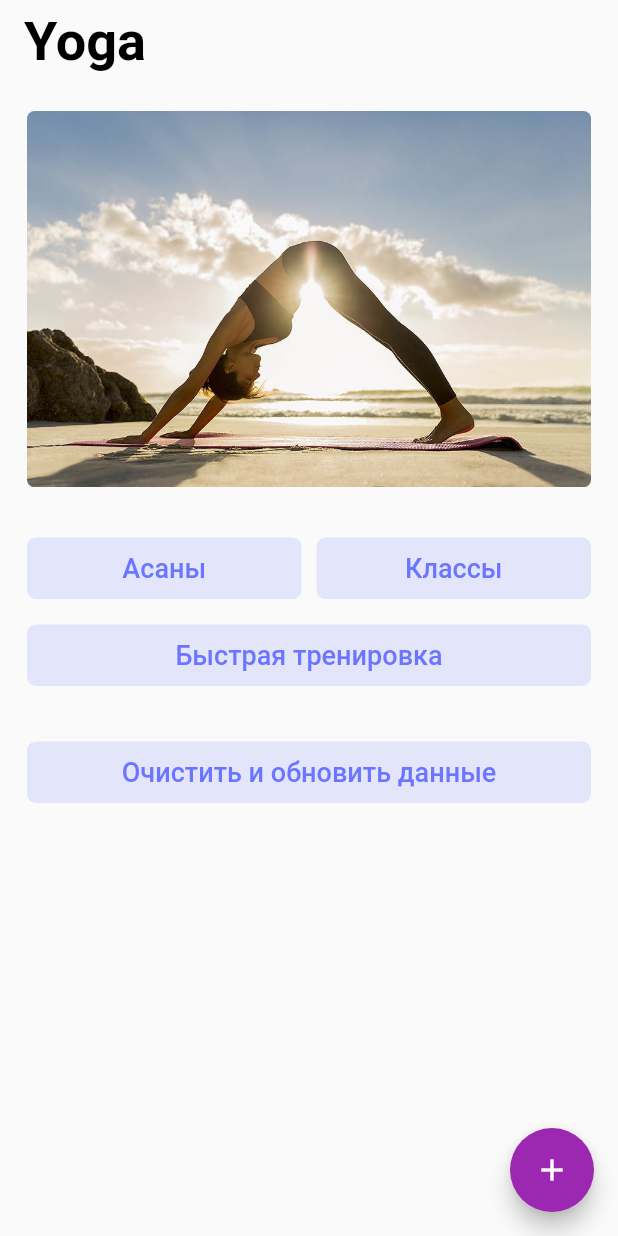
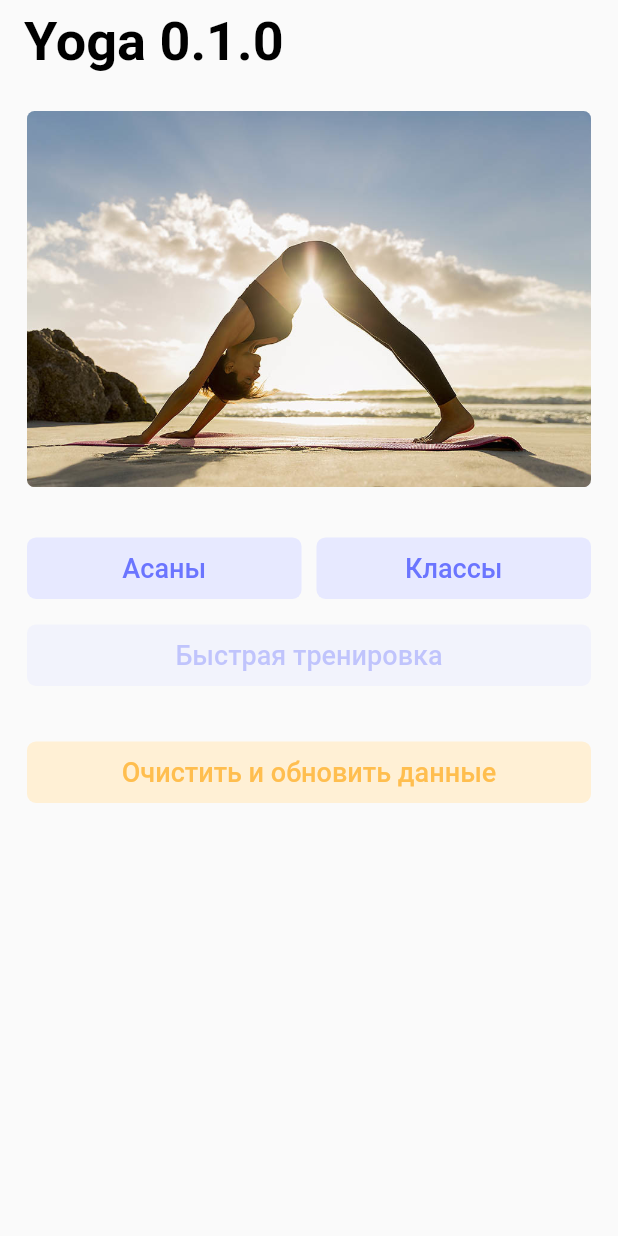
Before and after one commit to Stmol/yoga_app_flutter, a Flutter app: the screen it shows after launch, on a phone screen of 412 x 824 dp. Run offline on Flutter 3.47's test engine with Material 2 defaults, Android fonts, the phone set to English and light mode, and no system bars; our stand-ins replace built_collection, flutter_mobx, google_fonts, logger, mobx, package_info and 2 more; generated files the repository leaves out were written again; statements that could not run were skipped.

Commit message:
Version 0.1.0 added time durations to Player

```diff
--- a/assets/data/asanas.json
+++ b/assets/data/asanas.json
@@ -150,7 +150,7 @@
     "level": 6,
     "imageUrl": "https://s.hanuman.ru/files/imagecache/asana_block1/padmasana.jpg",
     "description": "Сесть на пол, согнуть правую ногу в колене, положить правую ступню на основание левого бедра так, чтобы пятка находилась на линии пупка. Левую ногу расположить также. Вытянуть спину вверх, опустить и расслабить плечи.",
-    "warnings": "    Не выгибайте поясницу вперед. Не поднимайте подбородок. Падмасана — основная поза йоги для пранаямы (искусство управления дыханием) и медитации. Вертикальное положение позвоночника позволяет сохранять свежесть ума, не допуская вялости и сонливости. Положение ног замыкает течение энергии вниз, останавливая потерю энергии, помогая накопить ее, словно воду в чашечке лотоса и направить вверх — к голове. Это называют подъемом Кундалини — внутренней энергии, необходимой для осознания себя («просветления»). Физиологически, Падмасана увеличивает подвижность коленей и лодыжек, тонизирует позвоночник и органы брюшной полости, усиливая циркуляцию крови в области живота и поясницы."
+    "warnings": "Не выгибайте поясницу вперед. Не поднимайте подбородок. Падмасана — основная поза йоги для пранаямы (искусство управления дыханием) и медитации. Вертикальное положение позвоночника позволяет сохранять свежесть ума, не допуская вялости и сонливости. Положение ног замыкает течение энергии вниз, останавливая потерю энергии, помогая накопить ее, словно воду в чашечке лотоса и направить вверх — к голове. Это называют подъемом Кундалини — внутренней энергии, необходимой для осознания себя («просветления»). Физиологически, Падмасана увеличивает подвижность коленей и лодыжек, тонизирует позвоночник и органы брюшной полости, усиливая циркуляцию крови в области живота и поясницы."
   },
   {
     "title": "Поза саранчи",
--- /dev/null
+++ b/lib/assets.dart
@@ -0,0 +1,9 @@
+class ImageAssets {
+  static const String asanaCoverImage = 'assets/images/asana_screen.png';
+  static const String yogaBgImage = 'assets/images/yoga-bg-1.jpeg';
+}
+
+class DataAssets {
+  static const String asanasJson = 'assets/data/asanas.json';
+  static const String classroomsJson = 'assets/data/classrooms.json';
+}
--- a/lib/extensions/color_extensions.dart
+++ b/lib/extensions/color_extensions.dart
@@ -1,7 +1,7 @@
 import 'package:flutter/painting.dart';
 
 // TODO: Copy-paste from SO!
-extension on Color {
+extension ColorExt on Color {
   Color darken(double amount) {
     assert(amount >= 0 && amount <= 1);
 
--- a/lib/main.dart
+++ b/lib/main.dart
@@ -1,13 +1,16 @@
 import 'package:flutter/foundation.dart';
 import 'package:flutter/material.dart';
 import 'package:google_fonts/google_fonts.dart';
+import 'package:my_yoga_fl/assets.dart';
 import 'package:my_yoga_fl/repository/classroom_repository.dart';
 import 'package:my_yoga_fl/screens/asanas_screen.dart';
 import 'package:my_yoga_fl/screens/classrooms_screen.dart';
 import 'package:my_yoga_fl/stores/asanas_store.dart';
 import 'package:my_yoga_fl/stores/classrooms_store.dart';
+import 'package:my_yoga_fl/styles.dart';
 import 'package:my_yoga_fl/utils/log.dart';
 import 'package:my_yoga_fl/widgets/button.dart';
+import 'package:package_info/package_info.dart';
 import 'package:provider/provider.dart';
 import 'package:shared_preferences/shared_preferences.dart';
 
@@ -15,21 +18,27 @@ void main() async {
   WidgetsFlutterBinding.ensureInitialized(); // TODO: What the heck?
 
   // TODO: Find to best place for init SP
+  PackageInfo packageInfo = await PackageInfo.fromPlatform();
   SharedPreferences prefs = await SharedPreferences.getInstance();
   Log.init();
 
-  runApp(MyApp(sharedPreferences: prefs));
+  runApp(MyApp(
+    sharedPreferences: prefs,
+    appVersion: packageInfo.version,
+  ));
 }
-
-const kBrandColor = Color.fromRGBO(107, 117, 255, 1);
-const kBrandColorButtonBG = Color.fromRGBO(107, 117, 255, 0.16);
 
 const kClassroomKeyValueRepositoryKeyName = 'classrooms';
 
 class MyApp extends StatelessWidget {
   final SharedPreferences sharedPreferences;
+  final String appVersion;
 
-  MyApp({Key key, @required this.sharedPreferences}) : super(key: key);
+  MyApp({
+    Key key,
+    @required this.sharedPreferences,
+    @required this.appVersion,
+  }) : super(key: key);
 
   @override
   Widget build(BuildContext context) {
@@ -55,7 +64,7 @@ class MyApp extends StatelessWidget {
         debugShowCheckedModeBanner: false,
         initialRoute: MyHomePage.routeName,
         routes: {
-          MyHomePage.routeName: (context) => MyHomePage(title: 'Yoga'),
+          MyHomePage.routeName: (context) => MyHomePage(title: 'Yoga $appVersion'),
           ClassroomsScreen.routeName: (context) => ClassroomsScreen(),
           AsanasScreen.routeName: (context) => AsanasScreen(),
         },
@@ -69,7 +78,7 @@ class MyApp extends StatelessWidget {
                 fontSize: 36,
               ),
             ),
-            button: TextStyle(color: kBrandColor, fontSize: 18),
+            button: TextStyle(color: Styles.primaryBrandColor, fontSize: 18),
             caption: GoogleFonts.pTSansCaption(
               textStyle: TextStyle(
                 color: Colors.black,
@@ -126,26 +135,27 @@ class _MyHomePageState extends State<MyHomePage> {
       body: Padding(
         padding: const EdgeInsets.all(18.0),
         child: ListView(
-          children: <Widget>[
+          children: [
             ClipRRect(
               borderRadius: BorderRadius.circular(5.0),
-              child: Image.asset('assets/images/yoga-bg-1.jpeg'),
+              child: Image.asset(ImageAssets.yogaBgImage),
             ),
             SizedBox(height: 30),
             Row(
-              children: <Widget>[
+              children: [
                 Expanded(
                   child: Button(
-                      title: "Асаны",
-                      onPressed: () {
-                        Navigator.pushNamed(context, AsanasScreen.routeName);
-                      }),
+                    'Асаны',
+                    onTap: () {
+                      Navigator.pushNamed(context, AsanasScreen.routeName);
+                    },
+                  ),
                 ),
                 SizedBox(width: 10),
                 Expanded(
                   child: Button(
-                    title: "Классы",
-                    onPressed: () {
+                    'Классы',
+                    onTap: () {
                       Navigator.pushNamed(context, ClassroomsScreen.routeName);
                     },
                   ),
@@ -153,16 +163,15 @@ class _MyHomePageState extends State<MyHomePage> {
               ],
             ),
             SizedBox(height: 10),
-            Button(title: "Быстрая тренировка", onPressed: () => {}),
+            Button('Быстрая тренировка', onTap: null),
             SizedBox(height: 30),
-            Button(title: "Очистить и обновить данные", onPressed: () => _clearAndRefresh(context)),
+            Button(
+              'Очистить и обновить данные',
+              style: ButtonStyle.warning,
+              onTap: () => _clearAndRefresh(context),
+            ),
           ],
         ),
-      ),
-      floatingActionButton: FloatingActionButton(
-        onPressed: null,
-        tooltip: 'Increment',
-        child: Icon(Icons.add),
       ),
     );
   }
--- a/lib/screens/classrooms_screen.dart
+++ b/lib/screens/classrooms_screen.dart
@@ -240,8 +240,8 @@ class _ActiveClassesList extends StatelessWidget {
         Container(
           width: double.infinity,
           child: Button(
-            title: 'Создать свой класс',
-            onPressed: () {
+            'Создать свой класс',
+            onTap: () {
               Navigator.push(
                 context,
                 MaterialPageRoute(
--- a/lib/screens/new_classroom/step_2.dart
+++ b/lib/screens/new_classroom/step_2.dart
@@ -210,8 +210,8 @@ class _NewClassroomFormState extends State<NewClassroomForm> {
         SizedBox(
           width: double.infinity,
           child: Button(
-            title: 'Сохранить',
-            onPressed: _submitForm,
+            'Сохранить',
+            onTap: _submitForm,
           ),
         ),
       ],
--- a/lib/stores/asanas_store.dart
+++ b/lib/stores/asanas_store.dart
@@ -2,6 +2,7 @@ import 'dart:convert';
 
 import 'package:built_collection/built_collection.dart';
 import 'package:mobx/mobx.dart';
+import 'package:my_yoga_fl/assets.dart';
 import 'package:my_yoga_fl/models/asana_model.dart';
 import 'package:flutter/services.dart' show rootBundle;
 import 'package:my_yoga_fl/models/classroom_model.dart';
@@ -62,7 +63,7 @@ abstract class AsanasStoreBase with Store {
   }
 
   Future<List<AsanaModel>> _loadAsanasFromJSON() async {
-    final jsonString = await rootBundle.loadString('assets/data/asanas.json');
+    final jsonString = await rootBundle.loadString(DataAssets.asanasJson);
     final List<dynamic> jsonDecoded = json.decode(jsonString);
 
     return jsonDecoded.map((e) => AsanaModel.fromJson(e)).toList();
--- a/lib/stores/classrooms_store.dart
+++ b/lib/stores/classrooms_store.dart
@@ -3,6 +3,7 @@ import 'dart:convert';
 import 'package:built_collection/built_collection.dart';
 import 'package:flutter/services.dart' show rootBundle;
 import 'package:mobx/mobx.dart';
+import 'package:my_yoga_fl/assets.dart';
 import 'package:my_yoga_fl/models/classroom_model.dart';
 import 'package:my_yoga_fl/repository/classroom_repository.dart';
 import 'package:my_yoga_fl/utils/log.dart';
@@ -101,7 +102,7 @@ abstract class ClassroomsStoreBase with Store {
 
   // FIXME: Move that logic to repository layer
   Future<List<ClassroomModel>> _loadClassroomsFromJSON() async {
-    final jsonString = await rootBundle.loadString('assets/data/classrooms.json');
+    final jsonString = await rootBundle.loadString(DataAssets.classroomsJson);
     final List<dynamic> jsonDecoded = json.decode(jsonString);
 
     return jsonDecoded.map((e) => ClassroomModel.fromJSON(e)).toList();
--- a/lib/styles.dart
+++ b/lib/styles.dart
@@ -1,11 +1,40 @@
 import 'package:flutter/cupertino.dart';
 import 'package:flutter/material.dart';
+import 'package:my_yoga_fl/extensions/color_extensions.dart';
 
 abstract class Styles {
+  static Color accentGreyColor = Colors.grey.shade700;
+  static Color shadedGreyColor = Colors.grey.shade300;
+
+  static const Color controlsIconColor = Color(0xFF3C3C59);
+  static const Color controlsLightGreyColor = Color(0xFFF1F1F4);
+
+  static const Color timerPauseColor = Color(0xFF405DC3);
+  static const Color timerActiveColor = Color(0xFFA52A22);
+
+  static const Color primaryBrandColor = Color.fromRGBO(107, 117, 255, 1);
+
+  // PLAIN BUTTON COLOURS
+  static const Color plainButtonColor = Color(0xFFE7E9FF);
+  static Color plainButtonHighlightColor = const Color(0xFFE7E9FF).darken(0.1);
+
+  // DANGER BUTTON COLOURS
+  static const Color dangerButtonTextColor = Color(0xFFFF695B);
+  static const Color dangerButtonColor = Color(0xFFFFE7E5);
+  static Color dangerButtonHighlightColor = Color(0xFFFFE7E5).darken(0.1);
+
+  // WARNING BUTTON COLOURS
+  static const Color warningButtonTextColor = Color(0xFFFFBE4F);
+  static const Color warningButtonColor = Color(0xFFFFF0D5);
+  static Color warningButtonHighlightColor = Color(0xFFFFF5E3).darken(0.1);
+
+  // SUCCESS BUTTON COLOURS
+  static const Color successButtonTextColor = Color(0xFF3DCC79);
+  static const Color successButtonColor = Color(0xFFE0F7EA);
+  static Color successButtonHighlightColor = Color(0xFFE0F7EA).darken(0.1);
 
   static const classroomInfoText = TextStyle(
     color: Colors.grey,
     fontSize: 14,
   );
-
 }
--- a/lib/widgets/button.dart
+++ b/lib/widgets/button.dart
@@ -1,30 +1,95 @@
 import 'package:flutter/material.dart';
+import 'package:my_yoga_fl/styles.dart';
 
-import '../main.dart';
+enum ButtonStyle {
+  plain,
+  success,
+  danger,
+  warning,
+}
 
 class Button extends StatelessWidget {
-  final GestureTapCallback onPressed;
+  final GestureTapCallback onTap;
   final String title;
+  final ButtonStyle buttonStyle;
 
-  const Button({Key key, this.onPressed, this.title}) : super(key: key);
+  const Button(
+    this.title, {
+    Key key,
+    this.onTap,
+    ButtonStyle style = ButtonStyle.plain,
+  })  : assert(title != null),
+        buttonStyle = style,
+        super(key: key);
+
+  Color get fillColor {
+    switch(buttonStyle) {
+      case ButtonStyle.plain:
+        return Styles.plainButtonColor;
+      case ButtonStyle.success:
+        return Styles.successButtonColor;
+      case ButtonStyle.danger:
+        return Styles.dangerButtonColor;
+      case ButtonStyle.warning:
+        return Styles.warningButtonColor;
+    }
+
+    return Styles.plainButtonColor;
+  }
+
+  Color get highlightColor {
+    switch(buttonStyle) {
+      case ButtonStyle.plain:
+        return Styles.plainButtonHighlightColor;
+      case ButtonStyle.success:
+        return Styles.successButtonHighlightColor;
+      case ButtonStyle.danger:
+        return Styles.dangerButtonHighlightColor;
+      case ButtonStyle.warning:
+        return Styles.warningButtonHighlightColor;
+    }
+
+    return Styles.plainButtonHighlightColor;
+  }
+
+  Color get textColor {
+    switch(buttonStyle) {
+      case ButtonStyle.plain:
+        return Styles.primaryBrandColor;
+      case ButtonStyle.success:
+        return Styles.successButtonTextColor;
+      case ButtonStyle.danger:
+        return Styles.dangerButtonTextColor;
+      case ButtonStyle.warning:
+        return Styles.warningButtonTextColor;
+    }
+
+    return Styles.primaryBrandColor;
+  }
+
+  bool get isEnabled => onTap != null;
 
   @override
   Widget build(BuildContext context) {
-    return RawMaterialButton(
+    final textStyle = Theme.of(context).textTheme.button.copyWith(color: textColor);
+
+    return Opacity(
+      opacity: isEnabled ? 1.0 : 0.4,
+      child: RawMaterialButton(
         child: Padding(
           padding: const EdgeInsets.all(10.0),
-        child: Text(title, style: Theme.of(context).textTheme.button),
+          child: Text(title, style: textStyle),
         ),
-      fillColor: kBrandColorButtonBG,
+        fillColor: fillColor,
         splashColor: Colors.transparent,
-      // splashColor: BrandColorButtonBG,
+        highlightColor: highlightColor,
+        highlightElevation: 0.0,
         elevation: 0.0,
-      highlightElevation: 0.0,
         shape: RoundedRectangleBorder(
           borderRadius: BorderRadius.circular(6.0),
-        //side: BorderSide(color: Colors.grey[400], width: 2),
         ),
-      onPressed: onPressed,
+        onPressed: onTap,
+      ),
     );
   }
 }
--- a/lib/widgets/duration_picker.dart
+++ b/lib/widgets/duration_picker.dart
@@ -79,7 +79,6 @@ class _DurationPickerState extends State<DurationPicker> {
                     child: CupertinoTimerPicker(
                       mode: CupertinoTimerPickerMode.ms,
                       backgroundColor: Colors.white,
-                      alignment: Alignment.centerRight,
                       initialTimerDuration: widget.initialDuration,
                       onTimerDurationChanged: (duration) {
                         setState(() => _currentDuration = duration);
--- a/pubspec.yaml
+++ b/pubspec.yaml
@@ -11,7 +11,7 @@ description: Your personal Yoga classrooms
 # In iOS, build-name is used as CFBundleShortVersionString while build-number used as CFBundleVersion.
 # Read more about iOS versioning at
 # https://developer.apple.com/library/archive/documentation/General/Reference/InfoPlistKeyReference/Articles/CoreFoundationKeys.html
-version: 1.0.0+1
+version: 0.1.0+1
 
 environment:
   sdk: ">=2.6.0 <3.0.0"
@@ -35,6 +35,7 @@ dependencies:
   built_collection: ^4.3.2
   flutter_widgets: ^0.1.9
   wakelock: ^0.1.3+4
+  package_info: ^0.4.0+13
 
 dev_dependencies:
   flutter_test:
```
Also changed, not shown: assets/data/classrooms.json (+9 -9 lines), lib/models/classroom_routine_model.dart (+5 -11 lines), lib/screens/asana_screen.dart (+9 -8 lines), lib/screens/classroom_screen.dart (+2 -9 lines), lib/screens/player/player_main_screen.dart (+50 -45 lines), lib/stores/player_store.dart (+55 -45 lines), lib/models/classroom_model.g.dart, lib/stores/player_store.g.dart, pubspec.lock, 2 other files. Lines whose indentation alone changed are shown as unchanged.
